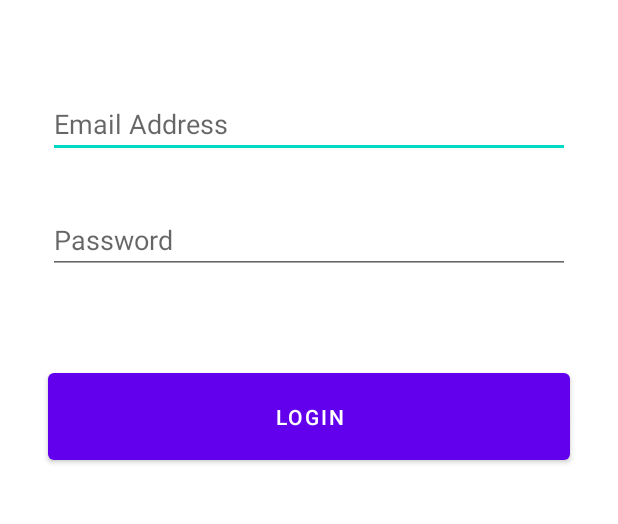
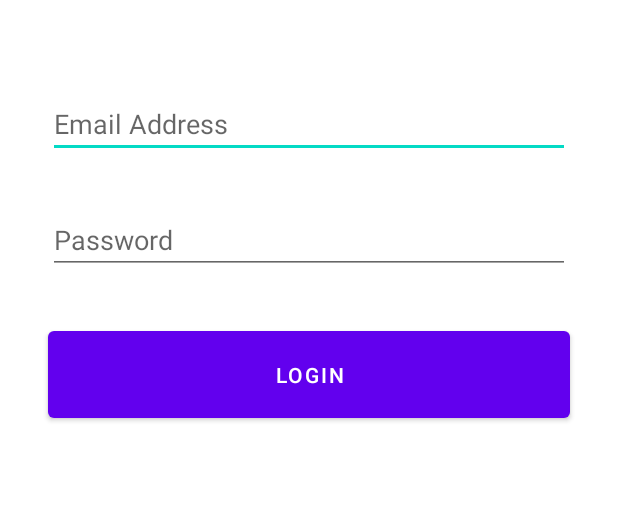
Before and after one commit to lawgimenez/KG-CAI, an Android app: the layout activity_login.xml on its own in the app's theme, with its tools: preview values and no code run, on a phone screen of 412 x 824 dp, the part 315-839 px from its top. Run offline under Robolectric (Android 15) with nearby library versions, the phone set to English and light mode, and no system bars.

Commit message:
Successfully create a login feature connected in database

```diff
--- a/app/build.gradle
+++ b/app/build.gradle
@@ -35,6 +35,7 @@ dependencies {
     implementation 'androidx.constraintlayout:constraintlayout:2.1.4'
     implementation 'com.google.firebase:firebase-firestore:24.1.2'
     implementation 'com.google.firebase:firebase-database:20.0.5'
+    implementation 'com.google.firebase:firebase-auth:21.0.5'
     testImplementation 'junit:junit:4.+'
     androidTestImplementation 'androidx.test.ext:junit:1.1.3'
     androidTestImplementation 'androidx.test.espresso:espresso-core:3.4.0'
--- a/app/src/main/res/layout/activity_login.xml
+++ b/app/src/main/res/layout/activity_login.xml
@@ -18,7 +18,7 @@
         app:srcCompat="@drawable/logo" />
 
     <EditText
-        android:id="@+id/editTextTextPersonName"
+        android:id="@+id/txtLoginEmail"
         android:layout_width="match_parent"
         android:layout_height="wrap_content"
         android:layout_marginStart="32dp"
@@ -32,7 +32,7 @@
         app:layout_constraintTop_toBottomOf="@+id/imageView2" />
 
     <EditText
-        android:id="@+id/editTextTextPersonName2"
+        android:id="@+id/txtLoginPass"
         android:layout_width="match_parent"
         android:layout_height="wrap_content"
         android:layout_marginStart="32dp"
@@ -40,21 +40,21 @@
         android:layout_marginEnd="32dp"
         android:ems="10"
         android:hint="Password"
-        android:inputType="textPersonName"
-        app:layout_constraintEnd_toEndOf="@+id/editTextTextPersonName"
-        app:layout_constraintStart_toStartOf="@+id/editTextTextPersonName"
-        app:layout_constraintTop_toBottomOf="@+id/editTextTextPersonName" />
+        android:inputType="textPassword"
+        app:layout_constraintEnd_toEndOf="@+id/txtLoginEmail"
+        app:layout_constraintStart_toStartOf="@+id/txtLoginEmail"
+        app:layout_constraintTop_toBottomOf="@+id/txtLoginEmail" />
 
     <Button
         android:id="@+id/btnLogin"
         android:layout_width="match_parent"
         android:layout_height="70dp"
         android:layout_marginStart="32dp"
-        android:layout_marginTop="60dp"
+        android:layout_marginTop="32dp"
         android:layout_marginEnd="32dp"
         android:text="Login"
         app:layout_constraintEnd_toEndOf="parent"
         app:layout_constraintStart_toStartOf="parent"
-        app:layout_constraintTop_toBottomOf="@+id/editTextTextPersonName2" />
+        app:layout_constraintTop_toBottomOf="@+id/txtLoginPass" />
 
 </androidx.constraintlayout.widget.ConstraintLayout>
```
Also changed, not shown: app/src/main/java/com/example/kg_cai/LoginActivity.java (+63 -1 lines).
